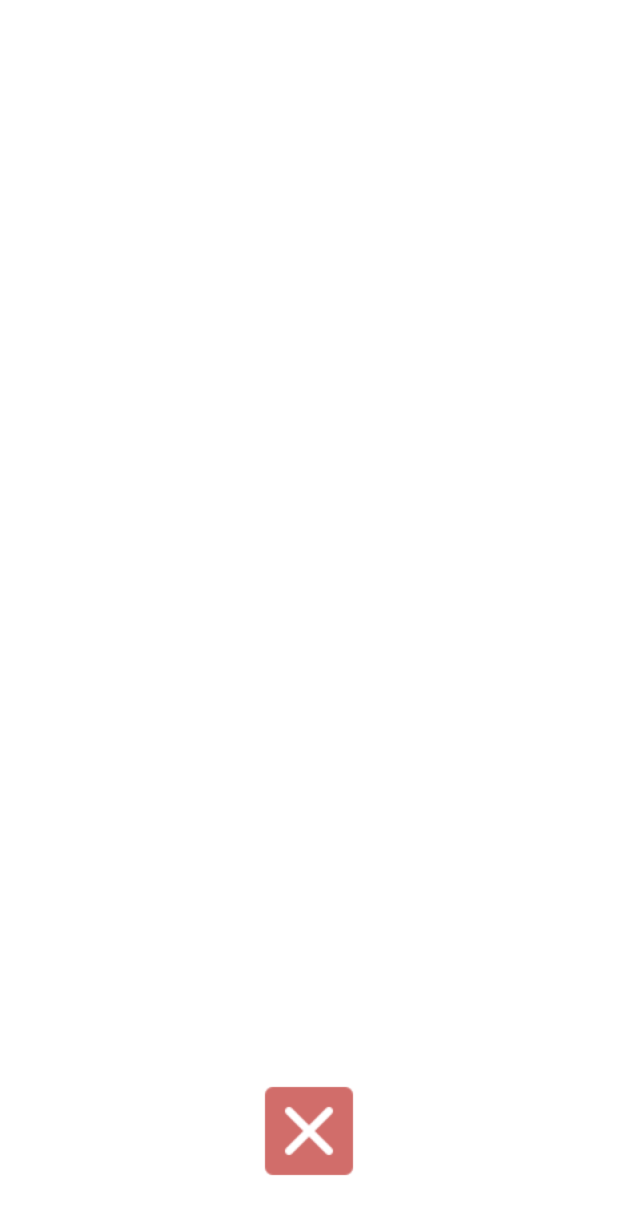
After one commit to Zazhang3/Sustainable-AI-and-AR-greeting-tool, an Android app: the layout dialogue.xml on its own in the app's theme, with its tools: preview values and no code run, on a phone screen of 412 x 824 dp. The commit adds this screen. Shown: the top 1215 px of the screen. Run offline under Robolectric (Android 15) with nearby library versions, the phone set to English and light mode, and no system bars.

Commit message:
Add help dialog without pictures

```diff
--- a/SummerProject/app/build.gradle
+++ b/SummerProject/app/build.gradle
@@ -55,7 +55,8 @@ dependencies {
             implementation libs.ibm.watson
             implementation libs.work.runtime
             implementation libs.commons.io
-            testImplementation libs.junit
+    implementation libs.core
+    testImplementation libs.junit
             androidTestImplementation libs.ext.junit
             androidTestImplementation libs.espresso.core
             implementation "com.gorisse.thomas.sceneform:sceneform:1.23.0"
--- /dev/null
+++ b/SummerProject/app/src/main/res/layout/dialogue.xml
@@ -0,0 +1,43 @@
+<?xml version="1.0" encoding="utf-8"?>
+<androidx.constraintlayout.widget.ConstraintLayout
+    xmlns:android="http://schemas.android.com/apk/res/android"
+    xmlns:app="http://schemas.android.com/apk/res-auto"
+    xmlns:tools="http://schemas.android.com/tools"
+    android:layout_width="match_parent"
+    android:layout_height="match_parent"
+    tools:context=".ui.home.HomeFragment">
+
+    <ImageView
+        android:id="@+id/pictureView"
+        android:layout_width="0dp"
+        android:layout_height="0dp"
+        android:layout_marginTop="40dp"
+        android:layout_marginEnd="30dp"
+        android:layout_marginStart="30dp"
+        android:layout_marginBottom="120dp"
+        android:background="@android:color/transparent"
+        android:contentDescription="pictureView"
+        android:scaleType="fitCenter"
+        app:layout_constraintBottom_toBottomOf="parent"
+        app:layout_constraintEnd_toEndOf="parent"
+        app:layout_constraintHorizontal_bias="1.0"
+        app:layout_constraintStart_toStartOf="parent"
+        app:layout_constraintTop_toTopOf="parent"
+        app:layout_constraintVertical_bias="0.0" />
+
+    <ImageButton
+        android:id="@+id/buttonClose"
+        android:layout_width="80dp"
+        android:layout_height="80dp"
+        android:layout_marginBottom="30dp"
+        android:background="@android:color/transparent"
+        android:contentDescription="closeButton"
+        android:scaleType="fitCenter"
+        android:src="@drawable/cancel_button"
+        app:layout_constraintBottom_toBottomOf="parent"
+        app:layout_constraintEnd_toEndOf="parent"
+        app:layout_constraintStart_toStartOf="parent"
+        app:layout_constraintTop_toTopOf="parent"
+        app:layout_constraintVertical_bias="1.0" />
+
+</androidx.constraintlayout.widget.ConstraintLayout>
--- /dev/null
+++ b/SummerProject/app/src/main/res/values/refs.xml
@@ -0,0 +1,3 @@
+<?xml version="1.0" encoding="utf-8"?>
+<resources>
+</resources>
--- a/SummerProject/gradle/libs.versions.toml
+++ b/SummerProject/gradle/libs.versions.toml
@@ -21,6 +21,7 @@ gson = "2.11.0"
 okhttp = "4.12.0"
 annotation = "1.8.0"
 workRuntime = "2.9.0"
+core = "1.44.0"
 
 [libraries]
 android-activation = { module = "com.sun.mail:android-activation", version.ref = "androidActivation" }
@@ -45,6 +46,7 @@ converter-gson = { group = "com.squareup.retrofit2", name = "converter-gson", ve
 okhttp = { group = "com.squareup.okhttp3", name = "okhttp", version.ref = "okhttp"}
 annotation = { group = "androidx.annotation", name = "annotation", version.ref = "annotation" }
 work-runtime = { module = "androidx.work:work-runtime", version.ref = "workRuntime" }
+core = { group = "com.google.ar", name = "core", version.ref = "core" }
 
 [plugins]
 android-application = { id = "com.android.application", version.ref = "agp" }
```
Also changed, not shown: SummerProject/app/src/main/java/com/tool/greeting_tool/server/NotificationGenerater.java (deleted, +0 -79 lines), SummerProject/app/src/main/java/com/tool/greeting_tool/ui/home/HomeFragment.java (+31 -0 lines), SummerProject/app/src/main/res/layout/fragment_home.xml (+13 -0 lines), SummerProject/app/src/main/res/layout/fragment_image.xml (added, +12 -0 lines).
